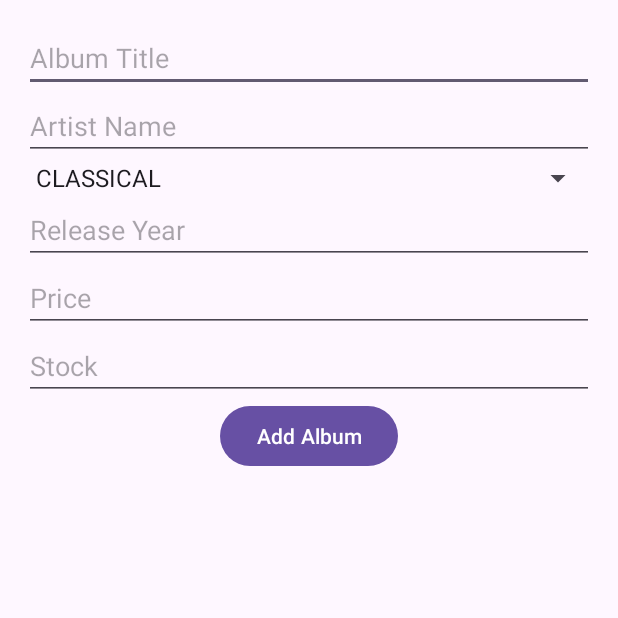
After one commit to ag-af/NorthcodersRecordShopApp, an Android app: the AddNewAlbumActivity screen opened directly, with no data from a screen before it, on a phone screen of 412 x 824 dp, the top half of it. The commit adds this screen. Run offline under Robolectric (Android 15) with nearby library versions, the phone set to English and light mode, and no system bars; our stand-ins replace data binding; 1 statement that could not run was skipped.

Commit message:
feat: Create a view layout for add new album instructions
create activity_add_new_album.xml with spinner for genre, add genre array to strings.xml and add getters&setters for numerical values to handle data binding errors in type conversion between numeric types and stringgs in EditText.

```diff
--- a/app/src/main/AndroidManifest.xml
+++ b/app/src/main/AndroidManifest.xml
@@ -2,7 +2,7 @@
 <manifest xmlns:android="http://schemas.android.com/apk/res/android"
     xmlns:tools="http://schemas.android.com/tools">
 
-    <uses-permission android:name="android.permission.INTERNET"/>
+    <uses-permission android:name="android.permission.INTERNET" />
 
     <application
         android:allowBackup="true"
@@ -10,12 +10,14 @@
         android:fullBackupContent="@xml/backup_rules"
         android:icon="@mipmap/ic_launcher"
         android:label="@string/app_name"
+        android:networkSecurityConfig="@xml/network_security_config"
         android:roundIcon="@mipmap/ic_launcher_round"
         android:supportsRtl="true"
         android:theme="@style/Theme.NorthcodersRecordShopApp"
-        tools:targetApi="31"
-        android:networkSecurityConfig="@xml/network_security_config">
-
+        tools:targetApi="31">
+        <activity
+            android:name=".ui.addalbum.AddNewAlbumActivity"
+            android:exported="false" />
         <activity
             android:name=".ui.mainactivity.MainActivity"
             android:exported="true">
--- a/app/src/main/java/com/northcoders/northcodersrecordshopapp/model/Album.java
+++ b/app/src/main/java/com/northcoders/northcodersrecordshopapp/model/Album.java
@@ -112,4 +112,34 @@ public class Album extends BaseObservable {
     public void setImageName(String imageName) {
         this.imageName = imageName;
     }
+
+    @Bindable
+    public String getReleaseYearString() {
+        return String.valueOf(releaseYear);
+    }
+
+    public void setReleaseYearString(String releaseYear) {
+        this.releaseYear = Integer.parseInt(releaseYear);
+        notifyPropertyChanged(BR.releaseYear);
+    }
+
+    @Bindable
+    public String getPriceString() {
+        return String.valueOf(price);
+    }
+
+    public void setPriceString(String price) {
+        this.price = Double.parseDouble(price);
+        notifyPropertyChanged(BR.price);
+    }
+
+    @Bindable
+    public String getStockString() {
+        return String.valueOf(stock);
+    }
+
+    public void setStockString(String stock) {
+        this.stock = Integer.parseInt(stock);
+        notifyPropertyChanged(BR.stock);
+    }
 }
--- /dev/null
+++ b/app/src/main/java/com/northcoders/northcodersrecordshopapp/ui/addalbum/AddNewAlbumActivity.java
@@ -0,0 +1,27 @@
+package com.northcoders.northcodersrecordshopapp.ui.addalbum;
+
+import android.os.Bundle;
+import android.widget.Spinner;
+
+import androidx.activity.EdgeToEdge;
+import androidx.appcompat.app.AppCompatActivity;
+import androidx.core.graphics.Insets;
+import androidx.core.view.ViewCompat;
+import androidx.core.view.WindowInsetsCompat;
+
+import com.northcoders.northcodersrecordshopapp.R;
+
+public class AddNewAlbumActivity extends AppCompatActivity {
+
+    @Override
+    protected void onCreate(Bundle savedInstanceState) {
+        super.onCreate(savedInstanceState);
+        EdgeToEdge.enable(this);
+        setContentView(R.layout.activity_add_new_album);
+        ViewCompat.setOnApplyWindowInsetsListener(findViewById(R.id.main), (v, insets) -> {
+            Insets systemBars = insets.getInsets(WindowInsetsCompat.Type.systemBars());
+            v.setPadding(systemBars.left, systemBars.top, systemBars.right, systemBars.bottom);
+            return insets;
+        });
+    }
+}
--- a/app/src/main/java/com/northcoders/northcodersrecordshopapp/ui/mainactivity/MainActivity.java
+++ b/app/src/main/java/com/northcoders/northcodersrecordshopapp/ui/mainactivity/MainActivity.java
@@ -2,11 +2,7 @@ package com.northcoders.northcodersrecordshopapp.ui.mainactivity;
 
 import android.os.Bundle;
 
-import androidx.activity.EdgeToEdge;
 import androidx.appcompat.app.AppCompatActivity;
-import androidx.core.graphics.Insets;
-import androidx.core.view.ViewCompat;
-import androidx.core.view.WindowInsetsCompat;
 import androidx.databinding.DataBindingUtil;
 import androidx.lifecycle.Observer;
 import androidx.lifecycle.ViewModelProvider;
--- /dev/null
+++ b/app/src/main/res/layout/activity_add_new_album.xml
@@ -0,0 +1,95 @@
+<?xml version="1.0" encoding="utf-8"?>
+
+<layout
+    xmlns:android="http://schemas.android.com/apk/res/android"
+    xmlns:app="http://schemas.android.com/apk/res-auto"
+    xmlns:tools="http://schemas.android.com/tools"
+    android:id="@+id/main"
+    tools:context=".ui.addalbum.AddNewAlbumActivity">
+
+    <data>
+        <variable
+            name="album"
+            type="com.northcoders.northcodersrecordshopapp.model.Album" />
+    </data>
+
+    <androidx.constraintlayout.widget.ConstraintLayout
+        android:layout_width="match_parent"
+        android:layout_height="match_parent"
+        android:padding="16dp">
+
+        <EditText
+            android:id="@+id/editTitle"
+            android:layout_width="0dp"
+            android:layout_height="wrap_content"
+            android:hint="Album Title"
+            android:text="@={album.title}"
+            app:layout_constraintTop_toTopOf="parent"
+            app:layout_constraintStart_toStartOf="parent"
+            app:layout_constraintEnd_toEndOf="parent" />
+
+        <EditText
+            android:id="@+id/editArtist"
+            android:layout_width="0dp"
+            android:layout_height="wrap_content"
+            android:hint="Artist Name"
+            android:text="@={album.artist}"
+            app:layout_constraintTop_toBottomOf="@id/editTitle"
+            app:layout_constraintStart_toStartOf="parent"
+            app:layout_constraintEnd_toEndOf="parent" />
+
+        <Spinner
+            android:id="@+id/spinnerGenre"
+            android:layout_width="0dp"
+            android:layout_height="wrap_content"
+            android:hint="Genre"
+            android:entries="@array/genre_array"
+            app:layout_constraintTop_toBottomOf="@id/editArtist"
+            app:layout_constraintStart_toStartOf="parent"
+            app:layout_constraintEnd_toEndOf="parent" />
+
+        <EditText
+            android:id="@+id/editReleaseYear"
+            android:layout_width="0dp"
+            android:layout_height="wrap_content"
+            android:hint="Release Year"
+            android:inputType="number"
+            android:text="@={album.releaseYearString}"
+            app:layout_constraintTop_toBottomOf="@id/spinnerGenre"
+            app:layout_constraintStart_toStartOf="parent"
+            app:layout_constraintEnd_toEndOf="parent" />
+
+        <EditText
+            android:id="@+id/editPrice"
+            android:layout_width="0dp"
+            android:layout_height="wrap_content"
+            android:hint="Price"
+            android:inputType="numberDecimal"
+            android:text="@={album.priceString}"
+            app:layout_constraintTop_toBottomOf="@id/editReleaseYear"
+            app:layout_constraintStart_toStartOf="parent"
+            app:layout_constraintEnd_toEndOf="parent" />
+
+        <EditText
+            android:id="@+id/editStock"
+            android:layout_width="0dp"
+            android:layout_height="wrap_content"
+            android:hint="Stock"
+            android:inputType="number"
+            android:text="@={album.stockString}"
+            app:layout_constraintTop_toBottomOf="@id/editPrice"
+            app:layout_constraintStart_toStartOf="parent"
+            app:layout_constraintEnd_toEndOf="parent" />
+
+        <Button
+            android:id="@+id/submitAlbumButton"
+            android:layout_width="wrap_content"
+            android:layout_height="wrap_content"
+            android:text="Add Album"
+            app:layout_constraintTop_toBottomOf="@id/editStock"
+            app:layout_constraintStart_toStartOf="parent"
+            app:layout_constraintEnd_toEndOf="parent" />
+
+
+    </androidx.constraintlayout.widget.ConstraintLayout>
+</layout>
--- a/app/src/main/res/layout/album_item.xml
+++ b/app/src/main/res/layout/album_item.xml
@@ -37,7 +37,7 @@
             app:layout_constraintVertical_bias="0.707" />
 
         <TextView
-            android:id="@+id/album_title"
+            android:id="@+id/albumTitle"
             android:layout_width="300dp"
             android:layout_height="46dp"
             android:layout_marginEnd="8dp"
@@ -51,7 +51,7 @@
             app:layout_constraintVertical_bias="0.0" />
 
         <TextView
-            android:id="@+id/album_artist"
+            android:id="@+id/albumArtist"
             android:layout_width="226dp"
             android:layout_height="24dp"
             android:fontFamily="sans-serif"
@@ -66,7 +66,7 @@
             app:layout_constraintVertical_bias="0.346" />
 
         <TextView
-            android:id="@+id/album_genre"
+            android:id="@+id/albumGenre"
             android:layout_width="176dp"
             android:layout_height="30dp"
             android:fontFamily="sans-serif-medium"
@@ -79,7 +79,7 @@
             app:layout_constraintTop_toTopOf="parent" />
 
         <TextView
-            android:id="@+id/album_release_year"
+            android:id="@+id/albumReleaseYear"
             android:layout_width="250dp"
             android:layout_height="20dp"
             android:fontFamily="serif"
@@ -93,7 +93,7 @@
             app:layout_constraintVertical_bias="0.733" />
 
         <TextView
-            android:id="@+id/album_price"
+            android:id="@+id/albumPrice"
             android:layout_width="192dp"
             android:layout_height="20dp"
             android:fontFamily="sans-serif"
--- a/app/src/main/res/values/strings.xml
+++ b/app/src/main/res/values/strings.xml
@@ -1,3 +1,19 @@
 <resources>
     <string name="app_name">NorthcodersRecordShopApp</string>
+
+    <string-array name="genre_array">
+        <item>CLASSICAL</item>
+        <item>JAZZ</item>
+        <item>BLUES</item>
+        <item>BOSSA_NOVA</item>
+        <item>POP</item>
+        <item>ROCK</item>
+        <item>HIPHOP</item>
+        <item>CHRISTMAS</item>
+        <item>ELECTRONIC</item>
+        <item>GOSPEL</item>
+        <item>MPB</item>
+        <item>REGGAE</item>
+        <item>SAMBA</item>
+    </string-array>
 </resources>
```
